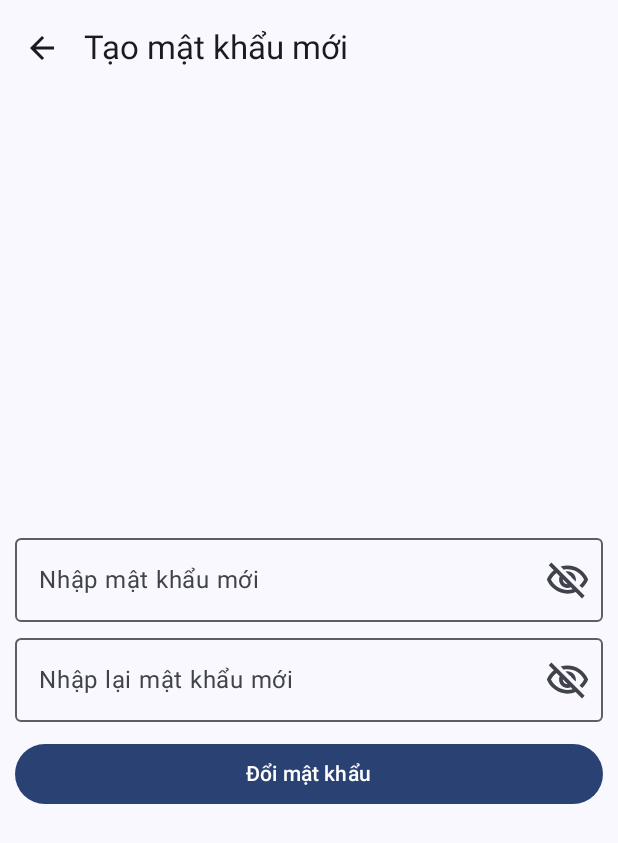
After one commit to anhkien7780/SunSeek, an Android app built with Jetpack Compose: the ChangePasswordScreen screen opened through its navigation route, on a phone screen of 412 x 824 dp. The commit adds this screen. Shown: the top 843 px of the screen. Run offline under Robolectric (Android 15) with nearby library versions, the phone set to English and light mode, and no system bars.

Commit message:
Đã thêm được chức năng quên mật khẩu

```diff
--- /dev/null
+++ b/app/src/main/java/com/example/sunseek/model/EmailRequest.kt
@@ -0,0 +1,6 @@
+package com.example.sunseek.model
+
+import kotlinx.serialization.Serializable
+
+@Serializable
+data class EmailRequest(val email: String)
--- /dev/null
+++ b/app/src/main/java/com/example/sunseek/model/VerifyCodeRequest.kt
@@ -0,0 +1,6 @@
+package com.example.sunseek.model
+
+import kotlinx.serialization.Serializable
+
+@Serializable
+data class VerifyCodeRequest(val email: String, val code: String)
--- a/app/src/main/java/com/example/sunseek/ui/navigation/NavHost.kt
+++ b/app/src/main/java/com/example/sunseek/ui/navigation/NavHost.kt
@@ -5,6 +5,8 @@ import androidx.lifecycle.viewmodel.compose.viewModel
 import androidx.navigation.compose.NavHost
 import androidx.navigation.compose.composable
 import androidx.navigation.compose.rememberNavController
+import com.example.sunseek.ui.screen.ChangePassword
+import com.example.sunseek.ui.screen.ChangePasswordScreen
 import com.example.sunseek.ui.screen.FavoriteLocation
 import com.example.sunseek.ui.screen.FavoriteLocationScreen
 import com.example.sunseek.ui.screen.Home
@@ -13,7 +15,10 @@ import com.example.sunseek.ui.screen.Login
 import com.example.sunseek.ui.screen.LoginScreen
 import com.example.sunseek.ui.screen.Map
 import com.example.sunseek.ui.screen.MapScreen
+import com.example.sunseek.ui.screen.VerifyCode
+import com.example.sunseek.ui.screen.VerifyCodeScreen
 import com.example.sunseek.viewmodel.AccountViewModel
+import com.example.sunseek.viewmodel.ForgetPasswordViewModel
 import com.example.sunseek.viewmodel.LocationViewModel
 import com.example.sunseek.viewmodel.MapViewModel
 import com.example.sunseek.viewmodel.OpenWeatherViewModel
@@ -28,6 +33,7 @@ fun SunSeekNavHost(fusedLocationProviderClient: FusedLocationProviderClient) {
     val locationViewModel: LocationViewModel = viewModel()
     val mapViewModel: MapViewModel = viewModel()
     val openWeatherViewModel: OpenWeatherViewModel = viewModel()
+    val forgetPasswordViewModel: ForgetPasswordViewModel = viewModel()
     NavHost(navController = navController, startDestination = Login) {
         composable<Login> {
             LoginScreen(
@@ -36,7 +42,8 @@ fun SunSeekNavHost(fusedLocationProviderClient: FusedLocationProviderClient) {
                 onLoginSuccess = {
                     navController.navigate(Home)
                     navController.clearBackStack<Login>()
-                }
+                },
+                onForgetPasswordRequestSuccess = { navController.navigate(VerifyCode) }
             )
         }
         composable<Home> {
@@ -51,8 +58,11 @@ fun SunSeekNavHost(fusedLocationProviderClient: FusedLocationProviderClient) {
                     navController.navigate(Map)
                 },
                 onLogoutSuccess = {
-                    navController.navigate(Login)
-                    navController.clearBackStack<Home>()
+                    navController.navigate(Login) {
+                        popUpTo(0){
+                            inclusive = true
+                        }
+                    }
                 },
             )
         }
@@ -78,5 +88,25 @@ fun SunSeekNavHost(fusedLocationProviderClient: FusedLocationProviderClient) {
                 mapViewModel = mapViewModel
             )
         }
+        composable<VerifyCode> {
+            VerifyCodeScreen(onBack = { navController.popBackStack() },
+                forgetPasswordViewModel = forgetPasswordViewModel,
+                accountViewModel = accountViewModel,
+
+            ) {
+                navController.navigate(ChangePassword)
+            }
+        }
+        composable<ChangePassword> {
+            ChangePasswordScreen(onBack = {navController.popBackStack()},
+                forgetPasswordViewModel = forgetPasswordViewModel
+            ) {
+                navController.navigate(Login){
+                    popUpTo(0){
+                        inclusive = true
+                    }
+                }
+            }
+        }
     }
 }
--- /dev/null
+++ b/app/src/main/java/com/example/sunseek/ui/screen/ChangePasswordScreen.kt
@@ -0,0 +1,182 @@
+@file:OptIn(ExperimentalMaterial3Api::class)
+
+package com.example.sunseek.ui.screen
+
+import androidx.compose.foundation.layout.Arrangement
+import androidx.compose.foundation.layout.Column
+import androidx.compose.foundation.layout.Spacer
+import androidx.compose.foundation.layout.fillMaxSize
+import androidx.compose.foundation.layout.fillMaxWidth
+import androidx.compose.foundation.layout.padding
+import androidx.compose.material.icons.Icons
+import androidx.compose.material.icons.automirrored.outlined.ArrowBack
+import androidx.compose.material3.Button
+import androidx.compose.material3.ButtonDefaults
+import androidx.compose.material3.ExperimentalMaterial3Api
+import androidx.compose.material3.Icon
+import androidx.compose.material3.IconButton
+import androidx.compose.material3.MaterialTheme
+import androidx.compose.material3.OutlinedTextField
+import androidx.compose.material3.Scaffold
+import androidx.compose.material3.Text
+import androidx.compose.material3.TopAppBar
+import androidx.compose.material3.TopAppBarDefaults
+import androidx.compose.runtime.Composable
+import androidx.compose.runtime.LaunchedEffect
+import androidx.compose.runtime.collectAsState
+import androidx.compose.runtime.getValue
+import androidx.compose.runtime.mutableStateOf
+import androidx.compose.runtime.remember
+import androidx.compose.runtime.rememberCoroutineScope
+import androidx.compose.runtime.setValue
+import androidx.compose.ui.Alignment
+import androidx.compose.ui.Modifier
+import androidx.compose.ui.platform.LocalContext
+import androidx.compose.ui.res.painterResource
+import androidx.compose.ui.res.stringResource
+import androidx.compose.ui.text.input.PasswordVisualTransformation
+import androidx.compose.ui.text.input.VisualTransformation
+import androidx.compose.ui.tooling.preview.Preview
+import androidx.compose.ui.unit.dp
+import com.example.sunseek.R
+import com.example.sunseek.ui.theme.SunSeekTheme
+import com.example.sunseek.viewmodel.ForgetPasswordViewModel
+import com.example.sunseek.viewmodel.LoadingUIState
+import kotlinx.coroutines.launch
+import kotlinx.serialization.Serializable
+
+@Serializable
+object ChangePassword
+
+@Composable
+fun ChangePasswordScreen(
+    forgetPasswordViewModel: ForgetPasswordViewModel,
+    onBack: () -> Unit,
+    onChangePasswordSuccess: () -> Unit
+) {
+    Scaffold(
+        topBar = {
+            TopAppBar(
+                colors = TopAppBarDefaults.topAppBarColors(
+                    containerColor = MaterialTheme.colorScheme.surface,
+                    titleContentColor = MaterialTheme.colorScheme.onSurface
+                ),
+                navigationIcon = {
+                    IconButton(onClick = { onBack() }) {
+                        Icon(
+                            imageVector = Icons.AutoMirrored.Outlined.ArrowBack,
+                            contentDescription = stringResource(
+                                R.string.back_button
+                            )
+                        )
+                    }
+                },
+                title = {
+                    Text(
+                        text = stringResource(R.string.create_new_password),
+                        style = MaterialTheme.typography.titleLarge
+                    )
+                }
+            )
+        }
+    ) { innerPadding ->
+        val loadingUIState by forgetPasswordViewModel.loadingUIState.collectAsState()
+        Column(
+            modifier = Modifier
+                .padding(innerPadding)
+                .padding(horizontal = 10.dp)
+                .fillMaxSize(),
+            verticalArrangement = Arrangement.Center,
+            horizontalAlignment = Alignment.CenterHorizontally
+        ) {
+            val scope = rememberCoroutineScope()
+            var newPassword by remember { mutableStateOf("") }
+            var confirmPassword by remember { mutableStateOf("") }
+            var passwordVisible by remember { mutableStateOf(false) }
+            val context = LocalContext.current
+            Spacer(Modifier.padding(5.dp))
+
+            // New Password Field
+            OutlinedTextField(
+                modifier = Modifier
+                    .fillMaxWidth(),
+                value = newPassword,
+                onValueChange = { newPassword = it },
+                placeholder = { Text(text = stringResource(R.string.enter_new_password)) },
+                visualTransformation = if(!passwordVisible) PasswordVisualTransformation() else VisualTransformation.None,
+                trailingIcon = {
+                    val icon =
+                        if (passwordVisible) R.drawable.visibility else R.drawable.visibility_off
+                    val description = if (passwordVisible) "Ẩn mật khẩu" else "Hiện mật khẩu"
+                    IconButton(onClick = { passwordVisible = !passwordVisible }) {
+                        Icon(painter = painterResource(icon), contentDescription = description)
+                    }
+                },
+                singleLine = true
+            )
+            Spacer(Modifier.padding(5.dp))
+
+            // Confirm New Password Field
+            OutlinedTextField(
+                modifier = Modifier
+                    .fillMaxWidth(),
+                value = confirmPassword,
+                onValueChange = { confirmPassword = it },
+                placeholder = { Text(text = stringResource(R.string.confirm_new_password)) },
+                visualTransformation = if(!passwordVisible) PasswordVisualTransformation() else VisualTransformation.None,
+                trailingIcon = {
+                    val icon =
+                        if (passwordVisible) R.drawable.visibility else R.drawable.visibility_off
+                    val description = if (passwordVisible) "Ẩn mật khẩu" else "Hiện mật khẩu"
+                    IconButton(onClick = { passwordVisible = !passwordVisible }) {
+                        Icon(painter = painterResource(icon), contentDescription = description)
+                    }
+                },
+                isError = if(confirmPassword.isNotEmpty()) newPassword != confirmPassword else false,
+                singleLine = true
+            )
+            Spacer(Modifier.padding(5.dp))
+
+            // Confirm Button
+            Button(
+                onClick = {
+                    scope.launch {
+                        forgetPasswordViewModel.changePasswordRequest(context, newPassword)
+                    }
+                },
+                modifier = Modifier.fillMaxWidth(),
+                colors = ButtonDefaults.buttonColors(
+                    containerColor = MaterialTheme.colorScheme.primary,
+                    contentColor = MaterialTheme.colorScheme.onPrimary
+                ),
+                enabled = confirmPassword == newPassword
+            ) {
+                Text(
+                    text = stringResource(R.string.change_password),
+                    style = MaterialTheme.typography.labelLarge,
+                )
+            }
+
+        }
+        when(loadingUIState){
+            LoadingUIState.Loading -> FullScreenLoading(stringResource(R.string.change_password))
+            LoadingUIState.Idle -> {}
+            LoadingUIState.Success -> {}
+            LoadingUIState.Failed -> {}
+        }
+        LaunchedEffect(loadingUIState) {
+            if(loadingUIState == LoadingUIState.Success){
+                onChangePasswordSuccess()
+                forgetPasswordViewModel.setIdle()
+            }
+        }
+    }
+}
+
+@Preview
+@Composable
+fun ChangePasswordScreenPreview() {
+    SunSeekTheme { ChangePasswordScreen(onBack = {},
+        forgetPasswordViewModel = ForgetPasswordViewModel()
+    ) { } }
+}
--- a/app/src/main/java/com/example/sunseek/ui/screen/Home.kt
+++ b/app/src/main/java/com/example/sunseek/ui/screen/Home.kt
@@ -80,7 +80,7 @@ fun HomeScreen(
     onMapButtonClick: () -> Unit,
     onLogoutSuccess: () -> Unit
 ) {
-    val username by accountViewModel.username
+    val username by accountViewModel.email
     var openDialogState by remember { mutableStateOf(false) }
     val scope = rememberCoroutineScope()
     val weatherReport = remember { weatherViewModel.weatherReport.value }
--- a/app/src/main/res/values/strings.xml
+++ b/app/src/main/res/values/strings.xml
@@ -73,6 +73,7 @@ Lượng mưa ảnh hưởng trực tiếp đến tầm nhìn hoàng hôn:\n
     <string name="account_circle">Account circle</string>
     <string name="prefix_password_icon">Prefix password icon</string>
     <string name="register_success">Register Success</string>
+    <string name="register_success_vn">Đăng ký tài khoản thành công</string>
     <string name="register_failed">Register failed</string>
     <string name="register_failed_vn">Đăng ký thất bại</string>
     <string name="change_image">Đổi ảnh</string>
@@ -91,4 +92,14 @@ Lượng mưa ảnh hưởng trực tiếp đến tầm nhìn hoàng hôn:\n
     <string name="accept">accept</string>
     <string name="wrong_password_or_account">Sai thông tin đăng nhập</string>
     <string name="collect_location_info_falied">Lấy thông tin địa chỉ thất bại</string>
+    <string name="verify_code">Nhập mã xác thực</string>
+    <string name="change_password">Đổi mật khẩu</string>
+    <string name="enter_new_password">Nhập mật khẩu mới</string>
+    <string name="confirm_new_password">Nhập lại mật khẩu mới</string>
+    <string name="create_new_password">Tạo mật khẩu mới</string>
+    <string name="verifying">Đang xác thực</string>
+    <string name="code_incorrect">Sai mã xác thực</string>
+    <string name="confirm_success">Xác minh thành công</string>
+    <string name="change_password_success">Đổi mật khẩu thành công</string>
+    <string name="change_password_failed">Đổi mật khẩu thất bại</string>
 </resources>
```
Also changed, not shown: app/src/main/java/com/example/sunseek/model/ResetPasswordRequest.kt (added, +10 -0 lines), app/src/main/java/com/example/sunseek/network/SunSeekApiService.kt (+11 -1 lines), app/src/main/java/com/example/sunseek/ui/screen/LoginScreen.kt (+16 -7 lines), app/src/main/java/com/example/sunseek/ui/screen/VerifyCodeScreen.kt (added, +150 -0 lines), app/src/main/java/com/example/sunseek/viewmodel/AccountViewModel.kt (+37 -8 lines), app/src/main/java/com/example/sunseek/viewmodel/ForgetPasswordViewModel.kt (added, +78 -0 lines).
